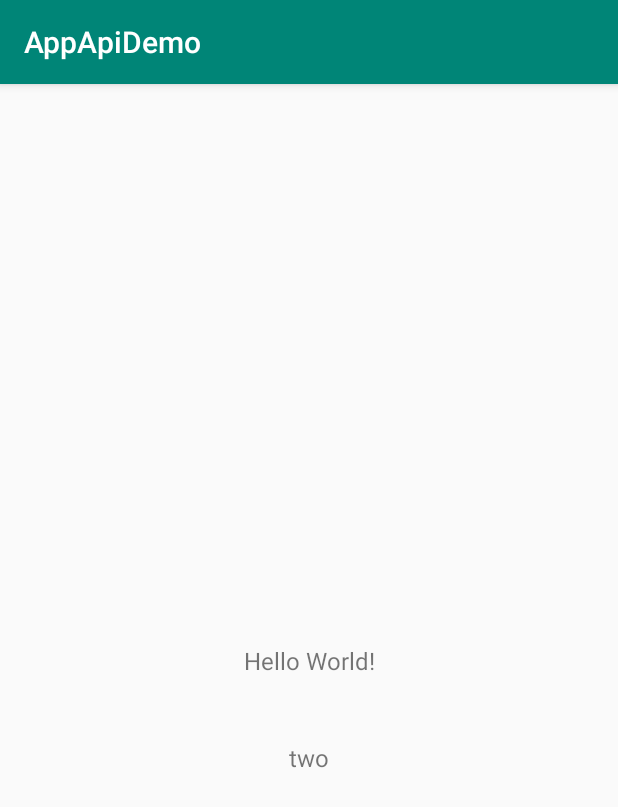
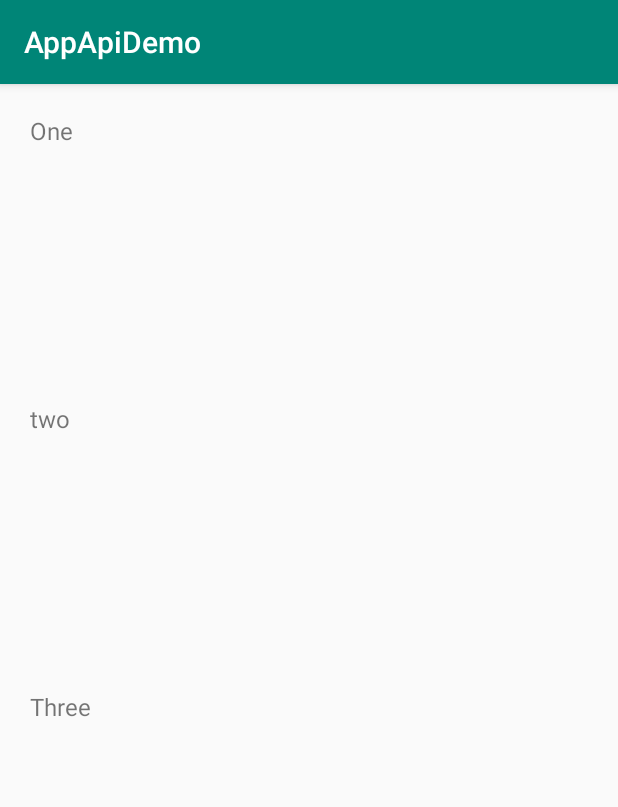
Before and after one commit to MohammedSDev/app-api, an Android app: the screen it shows after launch (MainActivity), on a phone screen of 412 x 824 dp. Shown: the top 807 px of the screen. Run offline under Robolectric (Android 15) with nearby library versions, the phone set to English and light mode, and no system bars; our stand-ins replace RxJava; 1 statement that could not run was skipped.

```diff
--- a/app/src/main/res/layout/activity_main.xml
+++ b/app/src/main/res/layout/activity_main.xml
@@ -1,34 +1,48 @@
 <?xml version="1.0" encoding="utf-8"?>
-<androidx.constraintlayout.widget.ConstraintLayout
-        xmlns:android="http://schemas.android.com/apk/res/android"
+<LinearLayout xmlns:android="http://schemas.android.com/apk/res/android"
+	xmlns:app="http://schemas.android.com/apk/res-auto"
 	xmlns:tools="http://schemas.android.com/tools"
-        xmlns:app="http://schemas.android.com/apk/res-auto"
 	android:layout_width="match_parent"
 	android:layout_height="match_parent"
+	android:orientation="vertical"
 	tools:context=".MainActivity">
 
 	<TextView
 		android:id="@+id/tv"
-            android:padding="20dp"
-            android:textSize="16sp"
 		android:layout_width="wrap_content"
 		android:layout_height="wrap_content"
-            android:text="Hello World!"
+		android:padding="20dp"
+		android:text="One"
+		android:textSize="16sp"
 		app:layout_constraintBottom_toBottomOf="parent"
 		app:layout_constraintLeft_toLeftOf="parent"
 		app:layout_constraintRight_toRightOf="parent"
-            app:layout_constraintTop_toTopOf="parent"/>
+		app:layout_constraintTop_toTopOf="parent" />
+
 	<TextView
 		android:id="@+id/tv2"
-            android:padding="20dp"
-            android:layout_marginTop="130dp"
-            android:textSize="16sp"
 		android:layout_width="wrap_content"
 		android:layout_height="wrap_content"
+		android:layout_marginTop="130dp"
+		android:padding="20dp"
 		android:text="two"
+		android:textSize="16sp"
 		app:layout_constraintBottom_toBottomOf="parent"
 		app:layout_constraintLeft_toLeftOf="parent"
 		app:layout_constraintRight_toRightOf="parent"
-            app:layout_constraintTop_toTopOf="parent"/>
+		app:layout_constraintTop_toTopOf="parent" />
 
-</androidx.constraintlayout.widget.ConstraintLayout>
+	<TextView
+		android:id="@+id/tv3"
+		android:layout_width="wrap_content"
+		android:layout_height="wrap_content"
+		android:layout_marginTop="130dp"
+		android:padding="20dp"
+		android:text="Three"
+		android:textSize="16sp"
+		app:layout_constraintBottom_toBottomOf="parent"
+		app:layout_constraintLeft_toLeftOf="parent"
+		app:layout_constraintRight_toRightOf="parent"
+		app:layout_constraintTop_toTopOf="parent" />
+
+</LinearLayout>
```
Lines whose indentation alone changed are shown as unchanged.
